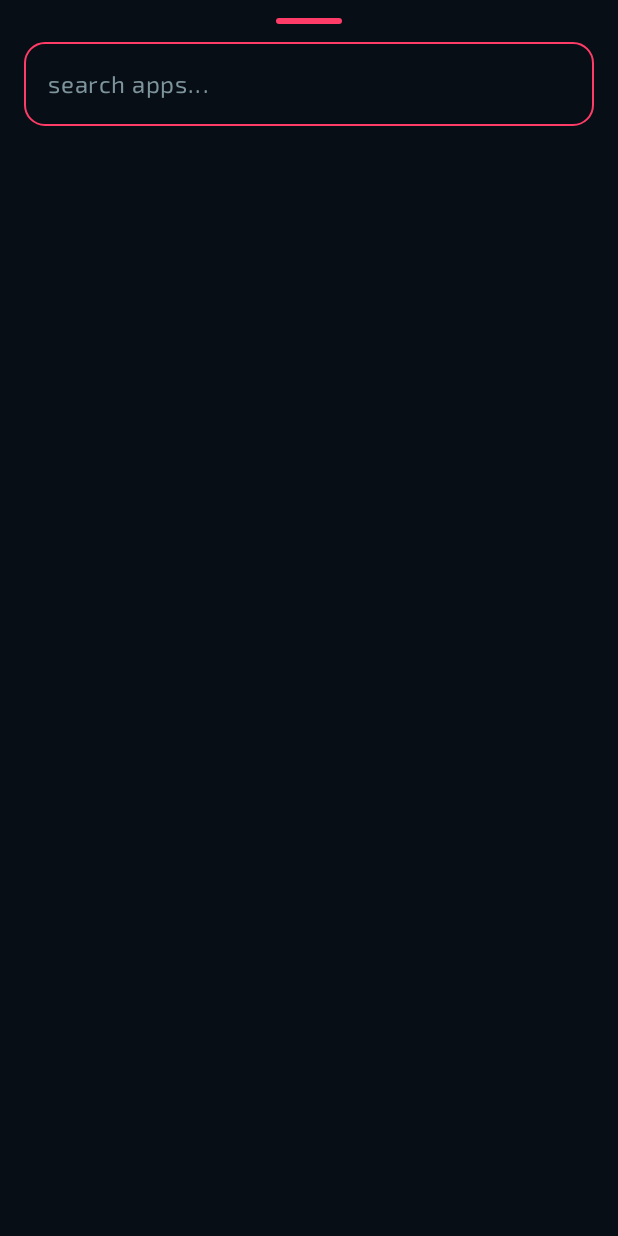
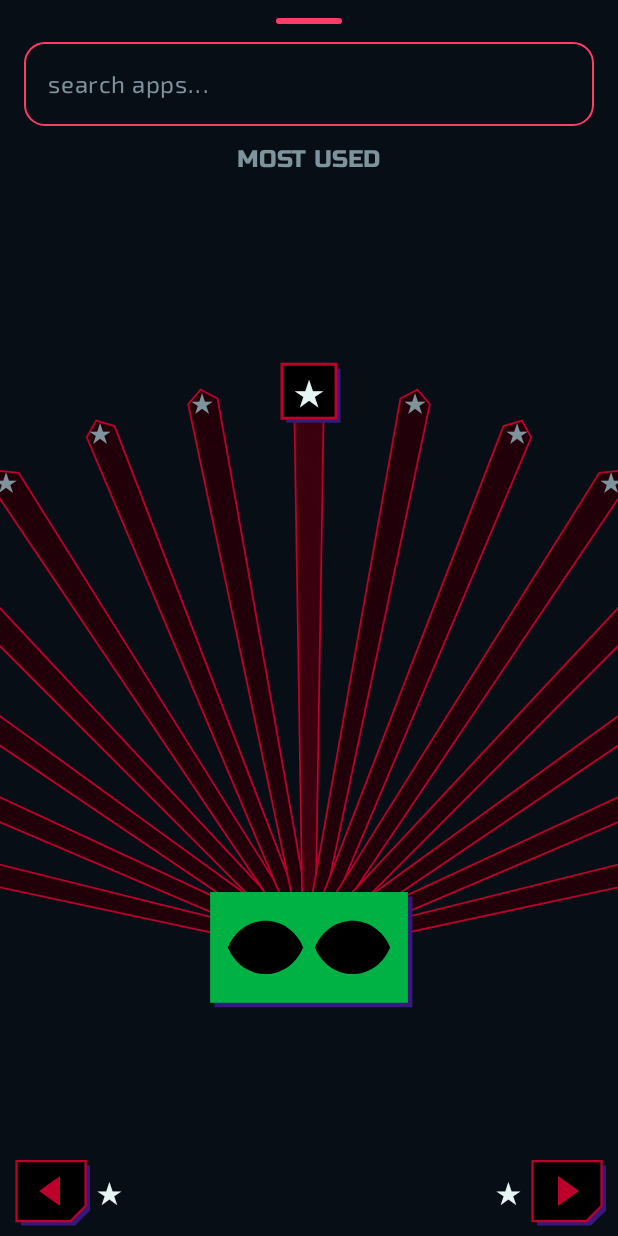
Before and after one commit to kurtking514-byte/project-capricorn, an Android app built with Jetpack Compose: the composable AppDrawer called with empty values, on a phone screen of 412 x 824 dp. Run offline under Robolectric (Android 15) with nearby library versions, the phone set to English and light mode, and no system bars.

Commit message:
App list is now Capri's hair fan with a letter dial (3.8b)

```diff
--- a/app/src/main/java/io/github/kurtking514_byte/capricorn/MainActivity.kt
+++ b/app/src/main/java/io/github/kurtking514_byte/capricorn/MainActivity.kt
@@ -222,6 +222,7 @@ class MainActivity : ComponentActivity() {
                             onAppInfo = ::openAppInfo,
                             onClose = { drawerOpen = false },
                             closing = !drawerOpen,
+                            skin = skin,
                         )
                     }
                     AnimatedVisibility(visible = showBoot, enter = EnterTransition.None, exit = fadeOut(tween(250))) {
--- a/app/src/main/java/io/github/kurtking514_byte/capricorn/ui/AppDrawer.kt
+++ b/app/src/main/java/io/github/kurtking514_byte/capricorn/ui/AppDrawer.kt
@@ -63,6 +63,7 @@ fun AppDrawer(
     onAppInfo: (AppEntry) -> Unit,
     onClose: () -> Unit,
     closing: Boolean = false,
+    skin: CapriSkin? = null,
 ) {
     var query by remember { mutableStateOf("") }
     val keyboard = LocalSoftwareKeyboardController.current
@@ -168,7 +169,12 @@ fun AppDrawer(
                 .padding(horizontal = 16.dp),
         )
 
-        LazyVerticalGrid(
+        // 3.8b: with an empty search the list is her hair fan; typing shows the results grid
+        if (q.isEmpty()) HairFan(
+            apps = apps, frequent = frequent, skin = skin, dockKeys = dockKeys,
+            bottomPad = with(density) { bottomInset.toPx() },
+            onLaunch = launch, onToggleDock = onToggleDock, onAppInfo = onAppInfo,
+        ) else LazyVerticalGrid(
             columns = GridCells.Fixed(4),
             state = grid,
             contentPadding = PaddingValues(start = 8.dp, end = 8.dp, top = 8.dp, bottom = bottomInset + 16.dp),
@@ -223,7 +229,7 @@ private fun SectionHeader(text: String) {
     )
 }
 
-private fun letterOf(label: String): String {
+internal fun letterOf(label: String): String {
     val c = label.firstOrNull()?.uppercaseChar() ?: return "#"
     return if (c.isLetter()) c.toString() else "#"
 }
--- /dev/null
+++ b/app/src/main/java/io/github/kurtking514_byte/capricorn/ui/HairFan.kt
@@ -0,0 +1,470 @@
+package io.github.kurtking514_byte.capricorn.ui
+
+import androidx.compose.foundation.Canvas
+import androidx.compose.foundation.gestures.awaitEachGesture
+import androidx.compose.foundation.gestures.awaitFirstDown
+import androidx.compose.foundation.gestures.waitForUpOrCancellation
+import androidx.compose.foundation.layout.Box
+import androidx.compose.foundation.layout.fillMaxSize
+import androidx.compose.foundation.layout.offset
+import androidx.compose.material3.DropdownMenu
+import androidx.compose.material3.DropdownMenuItem
+import androidx.compose.material3.Text
+import androidx.compose.runtime.Composable
+import androidx.compose.runtime.LaunchedEffect
+import androidx.compose.runtime.getValue
+import androidx.compose.runtime.mutableFloatStateOf
+import androidx.compose.runtime.mutableIntStateOf
+import androidx.compose.runtime.mutableLongStateOf
+import androidx.compose.runtime.mutableStateOf
+import androidx.compose.runtime.remember
+import androidx.compose.runtime.rememberCoroutineScope
+import androidx.compose.runtime.rememberUpdatedState
+import androidx.compose.runtime.setValue
+import androidx.compose.runtime.withFrameMillis
+import androidx.compose.ui.Modifier
+import androidx.compose.ui.geometry.Offset
+import androidx.compose.ui.geometry.Size
+import androidx.compose.ui.graphics.Color
+import androidx.compose.ui.graphics.Path
+import androidx.compose.ui.graphics.StrokeJoin
+import androidx.compose.ui.graphics.drawscope.DrawScope
+import androidx.compose.ui.graphics.drawscope.Stroke
+import androidx.compose.ui.input.pointer.pointerInput
+import androidx.compose.ui.text.TextStyle
+import androidx.compose.ui.text.drawText
+import androidx.compose.ui.text.font.FontWeight
+import androidx.compose.ui.text.rememberTextMeasurer
+import androidx.compose.ui.text.style.TextOverflow
+import androidx.compose.ui.unit.Constraints
+import androidx.compose.ui.unit.IntOffset
+import androidx.compose.ui.unit.IntSize
+import androidx.compose.ui.unit.dp
+import androidx.compose.ui.unit.sp
+import io.github.kurtking514_byte.capricorn.data.AppEntry
+import io.github.kurtking514_byte.capricorn.ui.theme.CapriColors
+import io.github.kurtking514_byte.capricorn.R
+import androidx.compose.ui.text.font.Font
+import androidx.compose.ui.text.font.FontFamily
+import kotlinx.coroutines.Dispatchers
+import kotlinx.coroutines.delay
+import kotlinx.coroutines.launch
+import kotlinx.coroutines.withContext
+import kotlinx.coroutines.withTimeoutOrNull
+import kotlin.math.PI
+import kotlin.math.abs
+import kotlin.math.atan2
+import kotlin.math.cos
+import kotlin.math.hypot
+import kotlin.math.max
+import kotlin.math.min
+import kotlin.math.pow
+import kotlin.math.roundToInt
+import kotlin.math.sin
+
+/**
+ * 3.8b: the app list as her hair fanning out (designed in preview/fan-lab.html, user approved
+ * 2026-11-23). An outer ring of letters (★ = most used) turns like a dial: move your finger around
+ * her head and the ring follows it 1:1; tap a ring letter and it comes to the top; Box arrows in
+ * the bottom corners step one letter (hold = keeps going, faster). The apps of the letter at the
+ * top fan out on arcs closer to her, each on the tip of a deep-red hair strand. She watches your
+ * finger and blinks; tapping an app = she blinks, the app goes crimson and opens. Every letter
+ * change glitches the letters for ~125 ms (crimson + green split, bars).
+ */
+private const val RING_STEP = 11f
+private const val GLITCH_MS = 125L
+private const val GROW_MS = 300f
+private const val OPEN_DELAY_MS = 150L
+private val STRAND_FILL = Color(0xFF3A000D)
+private val STRAND_DIM = Color(0xFF22000A)
+private val EDGE_PURPLE = Color(0xFF37197B)
+/** Russo One (SIL Open Font License, see third_party/RussoOne-OFL.txt); user's pick for the fan. */
+private val FAN_FONT = FontFamily(Font(R.font.russo_one))
+
+private class FanItem(
+    val x: Float, val y: Float, val app: AppEntry? = null, val letter: String? = null,
+    val sel: Boolean = false, val off: Int = 0,
+)
+
+@Composable
+fun HairFan(
+    apps: List<AppEntry>,
+    frequent: List<AppEntry>,
+    skin: CapriSkin?,
+    dockKeys: Set<String>,
+    bottomPad: Float,
+    onLaunch: (AppEntry) -> Unit,
+    onToggleDock: (AppEntry) -> Unit,
+    onAppInfo: (AppEntry) -> Unit,
+) {
+    val launch by rememberUpdatedState(onLaunch)
+    val byLetter = remember(apps) { apps.groupBy { letterOf(it.label) } }
+    val letters = remember(apps) { listOf("★") + byLetter.keys.sorted() }
+    val scope = rememberCoroutineScope()
+    val measurer = rememberTextMeasurer(cacheSize = 96)
+
+    var rot by remember { mutableFloatStateOf(0f) }
+    var shown by remember { mutableFloatStateOf(0f) }
+    var now by remember { mutableLongStateOf(android.os.SystemClock.uptimeMillis()) }
+    val openAt = remember { android.os.SystemClock.uptimeMillis() }
+    var ringIdx by remember { mutableIntStateOf(0) }
+    var changedAt by remember { mutableLongStateOf(-100_000L) }
+    var blinkAt by remember { mutableLongStateOf(-100_000L) }
+    var gazeX by remember { mutableFloatStateOf(0.5f) }
+    var gazeAt by remember { mutableLongStateOf(-100_000L) }
+    var pickedKey by remember { mutableStateOf<String?>(null) }
+    var pickedAt by remember { mutableLongStateOf(-100_000L) }
+    var arrowSide by remember { mutableIntStateOf(0) }
+    var arrowAt by remember { mutableLongStateOf(-100_000L) }
+    var holdSide by remember { mutableIntStateOf(0) }
+    var menuApp by remember { mutableStateOf<AppEntry?>(null) }
+    var menuPos by remember { mutableStateOf(IntOffset.Zero) }
+    val hold = remember { longArrayOf(0L, 0L) }            // hold start, next repeat
+    val items = remember { ArrayList<FanItem>() }           // last drawn layout, for hit tests
+    val geo = remember { FloatArray(4) }                   // cx, cy, arrowY, width
+
+    fun step(a: Int) {
+        rot = ((rot / RING_STEP).roundToInt() + a) * RING_STEP
+        arrowSide = a
+        arrowAt = android.os.SystemClock.uptimeMillis()
+    }
+
+    // her frames: decode off the main thread so the first draw doesn't stutter
+    LaunchedEffect(skin) {
+        if (skin == null) return@LaunchedEffect
+        withContext(Dispatchers.IO) { listOf("neutral", "idle_look_left", "idle_look_right", "idle_blink_closed").forEach { skin.frame(it) } }
+    }
+
+    // one clock: smooth turning, which letter is on top, blinks, held arrows
+    LaunchedEffect(letters) {
+        var last = android.os.SystemClock.uptimeMillis()
+        var nextBlink = last + BLINK_GAP_MIN_MS
+        var doubleAt = -1L
+        while (true) {
+            withFrameMillis { }
+            val t = android.os.SystemClock.uptimeMillis()
+            val dt = (t - last).coerceAtMost(100)
+            last = t
+            now = t
+            shown += (rot - shown) * min(1f, dt / 60f)
+            if (abs(rot - shown) < 0.01f) shown = rot
+            val n = letters.size
+            val sel = (((shown / RING_STEP).roundToInt() % n) + n) % n
+            if (sel != ringIdx) { ringIdx = sel; changedAt = t }
+            if (t >= nextBlink) {
+                blinkAt = t
+                doubleAt = if (Math.random() < BLINK_DOUBLE_CHANCE) t + BLINK_DOUBLE_APART_MS else -1L
+                nextBlink = t + BLINK_GAP_MIN_MS + (Math.random() * (BLINK_GAP_MAX_MS - BLINK_GAP_MIN_MS)).toLong()
+            }
+            if (doubleAt in 1..t) { blinkAt = t; doubleAt = -1L }
+            if (holdSide != 0 && t >= hold[1]) {
+                step(holdSide)
+                hold[1] += max(110f, 260f - (t - hold[0]) * 0.12f).toLong()
+            }
+        }
+    }
+
+    Box(Modifier.fillMaxSize()) {
+        Canvas(
+            Modifier
+                .fillMaxSize()
+                .pointerInput(letters, apps) {
+                    awaitEachGesture {
+                        val down = awaitFirstDown()
+                        val p0 = down.position
+                        gazeX = p0.x / size.width; gazeAt = android.os.SystemClock.uptimeMillis()
+                        // arrows in the bottom corners
+                        val aw = 70.dp.toPx()
+                        val a = if (p0.y < geo[2] - 40.dp.toPx()) 0 else if (p0.x < aw) -1 else if (p0.x > size.width - aw) 1 else 0
+                        if (a != 0) {
+                            down.consume()
+                            step(a)
+                            holdSide = a
+                            hold[0] = android.os.SystemClock.uptimeMillis(); hold[1] = hold[0] + 400
+                            waitForUpOrCancellation()
+                            holdSide = 0
+                            return@awaitEachGesture
+                        }
+                        val cx = geo[0]; val cy = geo[1]
+                        fun ang(p: Offset) = (atan2(p.y - cy, p.x - cx) * 180 / PI).toFloat()
+                        val ang0 = ang(p0)
+                        val rot0 = rot
+                        val slop = viewConfiguration.touchSlop
+                        var dragging = false
+                        var released = false
+                        val res = withTimeoutOrNull(viewConfiguration.longPressTimeoutMillis) {
+                            while (true) {
+                                val e = awaitPointerEvent()
+                                val c = e.changes.firstOrNull { it.id == down.id } ?: return@withTimeoutOrNull true
+                                gazeX = c.position.x / size.width; gazeAt = android.os.SystemClock.uptimeMillis()
+                                if (!c.pressed) return@withTimeoutOrNull true
+                                if ((c.position - p0).getDistance() > slop) { dragging = true; return@withTimeoutOrNull false }
+                            }
+                            @Suppress("UNREACHABLE_CODE") false
+                        }
+                        fun hit(p: Offset): FanItem? = items.minByOrNull { hypot(it.x - p.x, it.y - p.y) }
+                            ?.takeIf { hypot(it.x - p.x, it.y - p.y) < 30.dp.toPx() }
+                        if (res == null && !dragging) {                  // long-press: pin / app info menu
+                            val it = hit(p0)
+                            if (it?.app != null) { menuApp = it.app; menuPos = IntOffset(it.x.roundToInt(), it.y.roundToInt()) }
+                            waitForUpOrCancellation()
+                            return@awaitEachGesture
+                        }
+                        if (res == true) released = true
+                        if (released) {                                  // a tap
+                            val it = hit(p0) ?: return@awaitEachGesture
+                            if (it.letter != null) rot = ((shown / RING_STEP).roundToInt() + it.off) * RING_STEP
+                            else if (it.app != null) {
+                                val app = it.app
+                                pickedKey = app.key; pickedAt = android.os.SystemClock.uptimeMillis(); blinkAt = pickedAt
+                                scope.launch { delay(OPEN_DELAY_MS); launch(app) }
+                            }
+                            return@awaitEachGesture
+                        }
+                        // dial: the ring follows the finger's angle around her head
+                        while (true) {
+                            val e = awaitPointerEvent()
+                            val c = e.changes.firstOrNull { it.id == down.id } ?: break
+                            if (!c.pressed) break
+                            c.consume()
+                            gazeX = c.position.x / size.width; gazeAt = android.os.SystemClock.uptimeMillis()
+                            var d = ang(c.position) - ang0
+                            d = ((d + 540f) % 360f) - 180f
+                            rot = rot0 - d
+                        }
+                        rot = (rot / RING_STEP).roundToInt() * RING_STEP    // rest on the nearest letter
+                    }
+                },
+        ) {
+            val t = now
+            val W = size.width
+            val H = size.height
+            val cx = W / 2f
+            val cy = H * 0.74f
+            val arrowY = H - bottomPad - 30.dp.toPx()
+            geo[0] = cx; geo[1] = cy; geo[2] = arrowY; geo[3] = W
+            val n = letters.size
+            val selRaw = (shown / RING_STEP).roundToInt()
+            val sel = ((selRaw % n) + n) % n
+            val frac = shown - selRaw * RING_STEP
+            val glitching = t - changedAt in 0 until GLITCH_MS
+
+            // ---- layout ----
+            items.clear()
+            for (i in -9..9) {
+                val deg = -90f + i * RING_STEP - frac
+                if (deg < -172f || deg > -8f) continue
+                val r = W * 0.90f
+                val L = letters[(((sel + i) % n) + n) % n]
+                items.add(FanItem(cx + r * cosd(deg), cy + r * sind(deg), letter = L, sel = i == 0, off = i))
+            }
+            val list = if (letters[sel] == "★") frequent else byLetter[letters[sel]].orEmpty()
+            val arcs: List<Pair<Float, List<AppEntry>>> = when {
+                list.size <= 5 -> listOf(0.40f to list)
+                list.size <= 14 -> list.chunked((list.size + 1) / 2).zip(listOf(0.40f, 0.64f)) { l, r -> r to l }
+                else -> list.chunked((list.size + 2) / 3).zip(listOf(0.36f, 0.54f, 0.72f)) { l, r -> r to l }
+            }
+            for ((r, arc) in arcs) {
+                val m = arc.size
+                val span = min(150f, (if (arcs.size == 3) 26f else 34f) * (m - 1))
+                arc.forEachIndexed { k, app ->
+                    val deg = if (m == 1) -90f else -90f - span / 2 + span * k / (m - 1)
+                    items.add(FanItem(cx + W * r * cosd(deg), cy + W * r * sind(deg), app = app))
+                }
+            }
+
+            // ---- hair strands from her head to every item ----
+            val grow = ((t - openAt) / GROW_MS).coerceIn(0f, 1f).pow(0.6f)
+            val root = Offset(cx, cy)
+            val edge = 1.2.dp.toPx()
+            for (it in items) {
+                val tipR = (if (it.letter != null) 10 else 22).dp.toPx()
+                val baseR = 4.dp.toPx()
+                val dx = it.x - root.x; val dy = it.y - root.y
+                val len = hypot(dx, dy).coerceAtLeast(1f)
+                val ux = dx / len; val uy = dy / len; val nx = -uy; val ny = ux
+                val l = len * grow + (if (it.letter != null) 0f else 18.dp.toPx()) * grow
+                val tx = root.x + ux * l; val ty = root.y + uy * l
+                val path = poly(
+                    root.x + nx * baseR to root.y + ny * baseR, tx + nx * tipR to ty + ny * tipR,
+                    tx + ux * 8.dp.toPx() to ty + uy * 8.dp.toPx(), tx - nx * tipR to ty - ny * tipR,
+                    root.x - nx * baseR to root.y - ny * baseR,
+                )
+                drawPath(path, if (it.letter != null && !it.sel) STRAND_DIM else STRAND_FILL)
+                drawPath(path, GLITCH_CRIMSON, style = Stroke(edge, join = StrokeJoin.Miter))
+            }
+
+            // ---- her head (the real skin; the body runs off the bottom of the screen) ----
+            val blinking = t - blinkAt in 0 until BLINK_CLOSED_MS
+            val looking = t - gazeAt < GAZE_MS
+            val frameName = when {
+                blinking -> "idle_blink_closed"
+                looking && gazeX < 0.4f -> "idle_look_left"
+                looking && gazeX > 0.6f -> "idle_look_right"
+                else -> "neutral"
+            }
+            val bmp = skin?.let { s -> s.frame(s.pick(frameName, "neutral")) }
+            if (skin != null && bmp != null) {
+                val hf = W * 2.6f
+                val wf = hf * bmp.width / bmp.height
+                val figureTop = cy - 0.065f * hf
+                val top = figureTop - skin.top(frameName) * hf
+                drawImage(
+                    bmp, dstOffset = IntOffset((cx - wf / 2).roundToInt(), top.roundToInt()),
+                    dstSize = IntSize(wf.roundToInt(), hf.roundToInt()),
+                )
+            } else {
+                drawStandIn(cx, cy, W, blinking, if (looking) (gazeX - 0.5f) * 2f else 0f)
+            }
+
+            // ---- items ----
+            val appAlpha = (((t - openAt) - 150) / 200f).coerceIn(0f, 1f) * ((t - changedAt) / 150f).coerceIn(0f, 1f)
+            for (it in items) {
+                if (it.letter != null) {
+                    val s = (if (it.sel) 24 else 18).dp.toPx()
+                    val fs = if (it.sel) 24.sp else 18.sp
+                    if (it.sel) {
+                        val b = s / 2 + 6.dp.toPx()
+                        val o = 3.dp.toPx()
+                        drawRect(EDGE_PURPLE, Offset(it.x - b + o, it.y - b + o), Size(2 * b, 2 * b))
+                        drawRect(Color.Black, Offset(it.x - b, it.y - b), Size(2 * b, 2 * b))
+                        drawRect(GLITCH_CRIMSON, Offset(it.x - b, it.y - b), Size(2 * b, 2 * b), style = Stroke(2.dp.toPx()))
+                        if (glitching) glitchText(measurer, it.letter, it.x, it.y, fs, t - changedAt, changedAt.toInt())
+                    }
+                    centerText(measurer, it.letter, it.x, it.y, fs, if (it.sel) CapriColors.Text else CapriColors.Dim)
+                    continue
+                }
+                val app = it.app ?: continue
+                val h = 21.dp.toPx()
+                val picked = pickedKey == app.key && t - pickedAt < 400
+                val tile = poly(
+                    it.x - h to it.y - h, it.x + h to it.y - h, it.x + h to it.y + h - 14.dp.toPx(),
+                    it.x + h - 14.dp.toPx() to it.y + h, it.x - h to it.y + h,
+                )
+                drawPath(tile, if (picked) GLITCH_CRIMSON else Color.Black, alpha = appAlpha)
+                drawPath(tile, GLITCH_CRIMSON, alpha = appAlpha, style = Stroke(1.5.dp.toPx()))
+                val ic = 30.dp.toPx()
+                drawImage(
+                    app.icon, dstOffset = IntOffset((it.x - ic / 2).roundToInt(), (it.y - ic / 2).roundToInt()),
+                    dstSize = IntSize(ic.roundToInt(), ic.roundToInt()), alpha = appAlpha,
+                )
+                centerText(measurer, app.label.uppercase(), it.x, it.y + h + 9.dp.toPx(), 10.sp, CapriColors.Text.copy(alpha = appAlpha), maxWidth = 76.dp.toPx())
+            }
+
+            // ---- Box arrows, each showing the letter it goes to ----
+            for (a in intArrayOf(-1, 1)) {
+                val on = (arrowSide == a && t - arrowAt < 120) || holdSide == a
+                val x = if (a < 0) 34.dp.toPx() else W - 34.dp.toPx()
+                val w = 46.dp.toPx(); val h = 40.dp.toPx(); val c = 10.dp.toPx(); val o = 3.dp.toPx()
+                fun box(dx: Float) = poly(
+                    x - w / 2 + dx to arrowY - h / 2 + dx, x + w / 2 + dx to arrowY - h / 2 + dx,
+                    x + w / 2 + dx to arrowY + h / 2 - c + dx, x + w / 2 - c + dx to arrowY + h / 2 + dx, x - w / 2 + dx to arrowY + h / 2 + dx,
+                )
+                drawPath(box(o), EDGE_PURPLE)
+                drawPath(box(0f), if (on) GLITCH_CRIMSON else Color.Black)
+                drawPath(box(0f), GLITCH_CRIMSON, style = Stroke(1.5.dp.toPx()))
+                val k = 1.dp.toPx()
+                drawPath(poly(x + a * 8 * k to arrowY, x - a * 6 * k to arrowY - 10 * k, x - a * 6 * k to arrowY + 10 * k), if (on) Color.Black else GLITCH_CRIMSON)
+                val L = letters[(((sel + a) % n) + n) % n]
+                val lx = if (a < 0) x + w / 2 + 16.dp.toPx() else x - w / 2 - 16.dp.toPx()
+                if (glitching) glitchText(measurer, L, lx, arrowY, 20.sp, t - changedAt, changedAt.toInt() + a)
+                centerText(measurer, L, lx, arrowY, 20.sp, if (on) GLITCH_CRIMSON else CapriColors.Text)
+            }
+
+            // ---- top line ----
+            val opening = pickedKey != null && t - pickedAt < 900
+            val topText = when {
+                opening -> "OPENING " + (apps.firstOrNull { it.key == pickedKey }?.label?.uppercase() ?: "")
+                letters[sel] == "★" -> "MOST USED"
+                else -> "STARTS WITH ${letters[sel]}"
+            }
+            val ty = 22.dp.toPx()
+            if (glitching && !opening) glitchText(measurer, topText, cx, ty, 16.sp, t - changedAt, changedAt.toInt() + 7)
+            centerText(measurer, topText, cx, ty, if (opening) 20.sp else 16.sp, if (opening) GLITCH_CRIMSON else CapriColors.Dim)
+        }
+
+        // long-press menu
+        Box(Modifier.offset { menuPos }) {
+            DropdownMenu(expanded = menuApp != null, onDismissRequest = { menuApp = null }) {
+                val app = menuApp
+                if (app != null) {
+                    DropdownMenuItem(
+                        text = { Text(if (app.key in dockKeys) "Unpin from dock" else "Pin to dock") },
+                        onClick = { menuApp = null; onToggleDock(app) },
+                    )
+                    DropdownMenuItem(text = { Text("App info") }, onClick = { menuApp = null; onAppInfo(app) })
+                }
+            }
+        }
+    }
+}
+
+private fun cosd(d: Float) = cos(d * PI / 180).toFloat()
+private fun sind(d: Float) = sin(d * PI / 180).toFloat()
+
+private fun poly(vararg p: Pair<Float, Float>) = Path().apply {
+    moveTo(p[0].first, p[0].second)
+    for (i in 1 until p.size) lineTo(p[i].first, p[i].second)
+    close()
+}
+
+private fun DrawScope.centerText(
+    m: androidx.compose.ui.text.TextMeasurer, s: String, x: Float, y: Float,
+    size: androidx.compose.ui.unit.TextUnit, color: Color, maxWidth: Float = Float.MAX_VALUE,
+) {
+    val r = m.measure(
+        s, TextStyle(fontFamily = FAN_FONT, fontSize = size, color = color, letterSpacing = 0.04.sp),
+        overflow = TextOverflow.Ellipsis, maxLines = 1,
+        constraints = if (maxWidth < Float.MAX_VALUE) Constraints(maxWidth = maxWidth.roundToInt()) else Constraints(),
+    )
+    drawText(r, topLeft = Offset(x - r.size.width / 2f, y - r.size.height / 2f))
+}
+
+/** The letter glitch: crimson + green copies split sideways (closing up), 3 thin bars through. */
+private fun DrawScope.glitchText(
+    m: androidx.compose.ui.text.TextMeasurer, s: String, x: Float, y: Float,
+    size: androidx.compose.ui.unit.TextUnit, k: Long, seed: Int,
+) {
+    val left = 1f - k / GLITCH_MS.toFloat()
+    val d = (2f + 4f * left).dp.toPx()
+    centerText(m, s, x + d, y, size, GLITCH_CRIMSON)
+    centerText(m, s, x - d, y, size, GLITCH_GREEN)
+    val px = size.toPx()
+    val base = seed * 31 + (k / 40).toInt()
+    var i = 0
+    fun r() = capriJitter(base, i++) * 0.5f + 0.5f
+    repeat(3) {
+        drawRect(
+            if (r() < 0.55f) GLITCH_GREEN else GLITCH_CRIMSON,
+            Offset(x - px * (0.4f + r() * 0.8f), y - px * (0.35f - r() * 0.7f)),
+            Size(px * (0.6f + r() * 1.2f), (1.5f + r() * 3f).dp.toPx()),
+        )
+    }
+}
+
+/** No skin installed: a plain green panel with two almond eyes (original shape, not her art). */
+private fun DrawScope.drawStandIn(cx: Float, cy: Float, w: Float, blinking: Boolean, look: Float) {
+    val pw = w * 0.32f
+    val ph = pw * 0.56f
+    val px = cx - pw / 2
+    val py = cy - ph / 2
+    val o = 3.dp.toPx()
+    drawRect(EDGE_PURPLE, Offset(px + o, py + o), Size(pw, ph))
+    drawRect(GLITCH_GREEN, Offset(px, py), Size(pw, ph))
+    if (blinking) {
+        drawRect(Color(0xFF003D18), Offset(cx - pw * 0.3f, cy - 1.5.dp.toPx()), Size(pw * 0.6f, 3.dp.toPx()))
+        return
+    }
+    for (ex in floatArrayOf(-0.22f, 0.22f)) {
+        val x0 = cx + ex * pw + look * pw * 0.07f
+        val ew = pw * 0.19f
+        val eh = ph * 0.2f
+        val p = Path().apply {
+            moveTo(x0 - ew, cy)
+            cubicTo(x0 - ew * 0.6f, cy - eh * 1.6f, x0 + ew * 0.6f, cy - eh * 1.6f, x0 + ew, cy)
+            cubicTo(x0 + ew * 0.6f, cy + eh * 1.6f, x0 - ew * 0.6f, cy + eh * 1.6f, x0 - ew, cy)
+            close()
+        }
+        drawPath(p, Color.Black)
+    }
+}
```
Also changed, not shown: app/src/main/res/font/russo_one.ttf (added), 2 other files.
